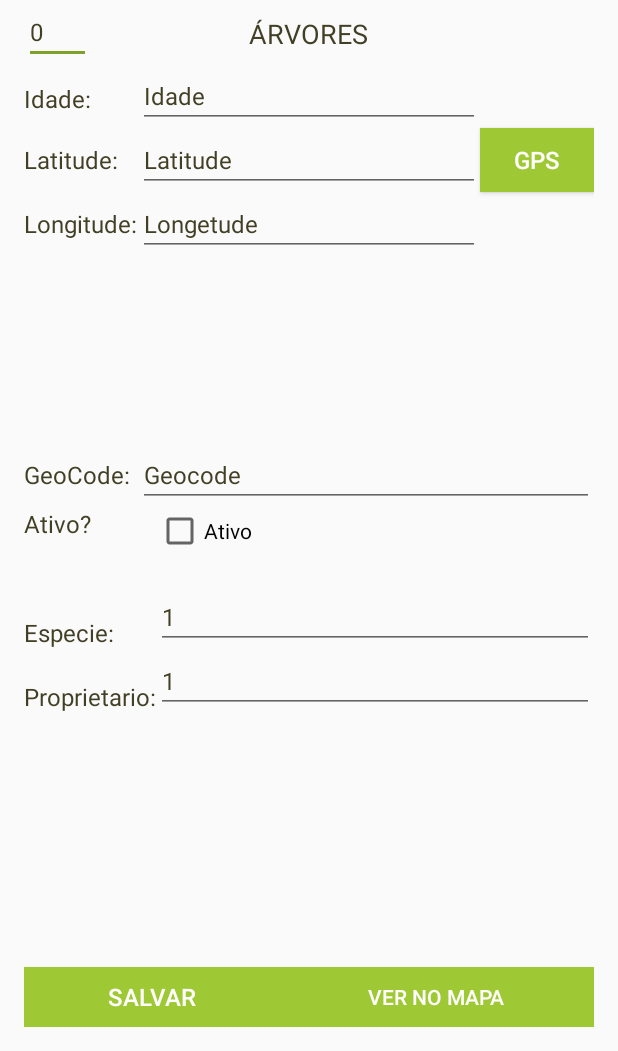
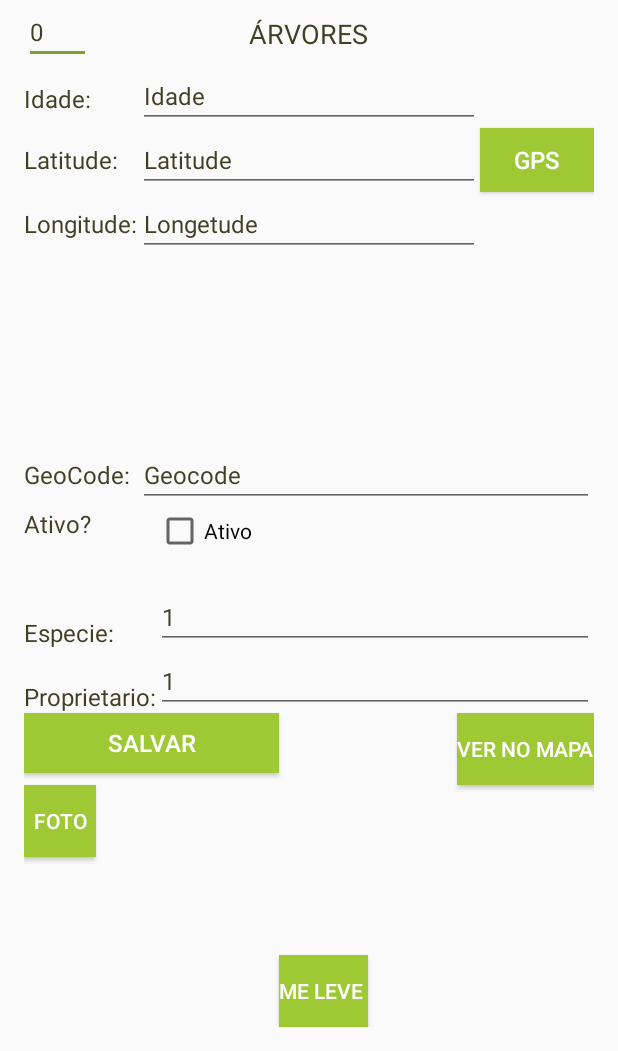
Before and after one commit to rfreitas2fisy/native_app, an Android app: the ArvoresForm screen opened directly, with no data from a screen before it, on a phone screen of 412 x 824 dp, the part 185-1236 px from its top. Run offline under Robolectric (Android 15) with nearby library versions, the phone set to English and light mode, and no system bars.

```diff
--- a/app/src/main/java/com/example/tiago/anative/Controle/ConexaoWeb.java
+++ b/app/src/main/java/com/example/tiago/anative/Controle/ConexaoWeb.java
@@ -22,7 +22,6 @@ public class ConexaoWeb extends AsyncTask<String, Void, String> {
 
     public String getDataFromWebService(String url) {
         url = ipServer +url; // concatenado o ip do servidor com o caminho a ser chamado
-url=Util.encodeString(url);
         System.out.println("a url foi "+url);
 
         String responseStr = "";
--- a/app/src/main/java/com/example/tiago/anative/Controle/Util.java
+++ b/app/src/main/java/com/example/tiago/anative/Controle/Util.java
@@ -7,6 +7,7 @@ import android.widget.Toast;
  * Created by Tiago on 29/05/2016.
  */
 public class Util {
+
 
     public static String encodeString(String palavra) {
         char one;
--- a/app/src/main/java/com/example/tiago/anative/Form/ArvoresForm.java
+++ b/app/src/main/java/com/example/tiago/anative/Form/ArvoresForm.java
@@ -9,6 +9,7 @@ import android.location.Geocoder;
 import android.location.Location;
 import android.location.LocationListener;
 import android.location.LocationManager;
+import android.net.Uri;
 import android.support.v4.app.ActivityCompat;
 import android.support.v4.content.ContextCompat;
 import android.support.v7.app.AppCompatActivity;
@@ -23,6 +24,7 @@ import android.widget.RadioButton;
 import android.widget.RadioGroup;
 import android.widget.Toast;
 
+import com.example.tiago.anative.CameraActivity;
 import com.example.tiago.anative.Controle.ControleArvore;
 import com.example.tiago.anative.Controle.ControleEspecie;
 import com.example.tiago.anative.Controle.ControleProprietario;
@@ -54,6 +56,8 @@ public class ArvoresForm extends AppCompatActivity implements LocationListener {
     Button salvar = null;
     Button btGps = null;
     Button verMapa = null;
+    Button btFoto = null;
+    Button abrirMaps = null;// usado para abrir o google maps com destino no ponto
     LocationManager lm = null; // usado para pegar posição gps
     boolean atualizouLoc = false; //usado para vefificar se a posição gps foi atualizad
     Arvore v = null;
@@ -79,7 +83,7 @@ ArrayList<Especie> arrayEspecies = ce.obterTodasEspecies();
         String[] listaItens = new String[arrayEspecies.size()];
         for (int i=0; i< arrayEspecies.size(); i++)
         {
-         listaItens[i] =  "Id: "+arrayEspecies.get(i).getId()+" - "+ arrayEspecies.get(i).getNome();
+         listaItens[i] =  "Id- "+arrayEspecies.get(i).getId()+" - "+ arrayEspecies.get(i).getNome();
         }
         ArrayAdapter<String> adapter = new ArrayAdapter<String>(this, R.layout.item, listaItens);
         especie.setAdapter(adapter);
@@ -109,6 +113,21 @@ ArrayList<Especie> arrayEspecies = ce.obterTodasEspecies();
             @Override
             public void onClick(View v) {
                 attLocalizacao();
+            }
+        });
+        abrirMaps= (Button) findViewById(R.id.bt_me_leve);
+        abrirMaps.setOnClickListener(new View.OnClickListener() {
+            @Override
+            public void onClick(View v) {
+                abrirMaps();
+            }
+        });
+        btFoto = (Button) findViewById(R.id.bt_foto);
+        btFoto.setOnClickListener(new View.OnClickListener() {
+            @Override
+            public void onClick(View v) {
+                Intent intent = new Intent(ArvoresForm.this, CameraActivity.class);
+                startActivity(intent);
             }
         });
         ativo = (CheckBox) findViewById(R.id.cb_ativo);
@@ -166,7 +185,7 @@ ArrayList<Especie> arrayEspecies = ce.obterTodasEspecies();
             ativo.setChecked(true);
             if (v.getStatus().equalsIgnoreCase("Ativo")) {
                 System.out.println("setei no ativo");
-                ativo.setSelected(true);
+                ativo.setChecked(true);
             } else {
                 System.out.println("setei como inativo");
                 ativo.setSelected(false);
@@ -174,6 +193,27 @@ ArrayList<Especie> arrayEspecies = ce.obterTodasEspecies();
 
 
             //setContentView(textView);
+        }
+
+    }
+
+    private void abrirMaps() {
+        // Create a Uri from an intent string. Use the result to create an Intent.
+//Util.exibeMensagem("Abrindo",getApplicationContext());
+  //                      Uri gmmIntentUri = Uri.parse("google.streetview:cbll="+latitude.getText().toString()+","+longitude.getText().toString());
+
+// Create an Intent from gmmIntentUri. Set the action to ACTION_VIEW
+    //    Intent mapIntent = new Intent(Intent.ACTION_VIEW, gmmIntentUri);
+// Make the Intent explicit by setting the Google Maps package
+      //  mapIntent.setPackage("com.google.android.apps.maps");
+
+// Attempt to start an activity that can handle the Intent
+        //startActivity(mapIntent);
+        Uri gmmIntentUri = Uri.parse("geo:"+latitude.getText().toString()+","+longitude.getText().toString());
+        Intent mapIntent = new Intent(Intent.ACTION_VIEW, gmmIntentUri);
+        mapIntent.setPackage("com.google.android.apps.maps");
+        if (mapIntent.resolveActivity(getPackageManager()) != null) {
+            startActivity(mapIntent);
         }
 
     }
@@ -217,7 +257,7 @@ ArrayList<Especie> arrayEspecies = ce.obterTodasEspecies();
         a.setId(Integer.parseInt(id.getText().toString()));
         a.setEnderecoGeoCode(geocode.getText().toString());
         Especie e = new Especie();
-        String ide = especie.getText().toString().split("-")[1];
+        String ide = especie.getText().toString().split("-")[1].trim();
         e.setId(Integer.parseInt(ide));
         a.setEspecie(e);
 
@@ -225,7 +265,7 @@ ArrayList<Especie> arrayEspecies = ce.obterTodasEspecies();
         a.setLatitude(latitude.getText().toString());
         a.setLongitude(longitude.getText().toString());
         Proprietario p = new Proprietario();
-        String idp = proprietario.getText().toString().split("-")[1];
+        String idp = proprietario.getText().toString().split("-")[1].trim();
         p.setId(Integer.parseInt(idp));
         a.setPropietario(p);
         a.setStatus("Ativo");
--- a/app/src/main/java/com/example/tiago/anative/List/ArvoresList.java
+++ b/app/src/main/java/com/example/tiago/anative/List/ArvoresList.java
@@ -117,10 +117,11 @@ public class ArvoresList extends AppCompatActivity {
     }
 
 
-    public int obterIdGrid(String dados) { //recebe os dados contidos na grid e retorna o id
+    //POG
+    public static int obterIdGrid(String dados) { //recebe os dados contidos na grid e retorna o id
         String ret = "";
         for (int i = 4; i < dados.length(); i++) {
-            if (dados.charAt(i) != 'P') {
+            if (dados.charAt(i) != 'P' ) { //
                 if (dados.charAt(i) == '0' || dados.charAt(i) == '1' || dados.charAt(i) == '2' || dados.charAt(i) == '3' || dados.charAt(i) == '4' || dados.charAt(i) == '5' || dados.charAt(i) == '6' || dados.charAt(i) == '7' || dados.charAt(i) == '8' || dados.charAt(i) == '9') {
                     ret += dados.charAt(i);
 
@@ -136,4 +137,5 @@ public class ArvoresList extends AppCompatActivity {
         return retorno;
     }
 
+
 }
--- a/app/src/main/res/layout/activity_arvores_form.xml
+++ b/app/src/main/res/layout/activity_arvores_form.xml
@@ -202,10 +202,9 @@
             android:allowUndo="false"
             android:clickable="false"
             android:longClickable="false"
-            android:layout_alignParentBottom="true"
-            android:layout_alignLeft="@+id/textView5"
-            android:layout_alignStart="@+id/textView5"
-            android:layout_alignParentStart="false" />
+            android:layout_below="@+id/textView11"
+            android:layout_alignParentLeft="true"
+            android:layout_alignParentStart="true" />
 
         <Button
             android:layout_width="170dp"
@@ -314,12 +313,35 @@
             android:layout_height="wrap_content"
             android:text="Ver no mapa"
             android:id="@+id/bt_ver_mapa"
+            android:textColor="#ffffff"
+            android:background="#9EC934"
             android:layout_alignTop="@+id/btn_salvar"
+            android:layout_alignRight="@+id/status"
+            android:layout_alignEnd="@+id/status" />
+
+        <Button
+            style="?android:attr/buttonStyleSmall"
+            android:layout_width="wrap_content"
+            android:layout_height="wrap_content"
+            android:text="Me leve "
+            android:id="@+id/bt_me_leve"
+            android:background="#9EC934"
+            android:textColor="#ffffff"
+            android:layout_alignParentBottom="true"
             android:layout_toRightOf="@+id/btn_salvar"
-            android:layout_alignParentRight="true"
-            android:layout_alignParentEnd="true"
-            android:textColor="#ffffff"
-            android:background="#9EC934" />
+            android:layout_toEndOf="@+id/btn_salvar" />
+
+        <Button
+            style="?android:attr/buttonStyleSmall"
+            android:layout_width="wrap_content"
+            android:layout_height="wrap_content"
+            android:text="Foto"
+            android:id="@+id/bt_foto"
+            android:layout_below="@+id/bt_ver_mapa"
+            android:layout_alignParentLeft="true"
+            android:layout_alignParentStart="true"
+            android:background="#9EC934"
+            android:textColor="#ffffff" />
 
     </RelativeLayout>
 </RelativeLayout>
```
Also changed, not shown: app/src/main/AndroidManifest.xml (+12 -2 lines), app/src/main/java/com/example/tiago/anative/CameraActivity.java (added, +81 -0 lines), app/src/main/java/com/example/tiago/anative/Form/ProprietariosForm.java (+26 -0 lines), app/src/main/java/com/example/tiago/anative/List/ProprietariosList.java (+61 -10 lines), app/src/main/java/com/example/tiago/anative/PhotoHandler.java (added, +64 -0 lines), app/src/main/res/layout/activity_camera.xml (added, +14 -0 lines).
